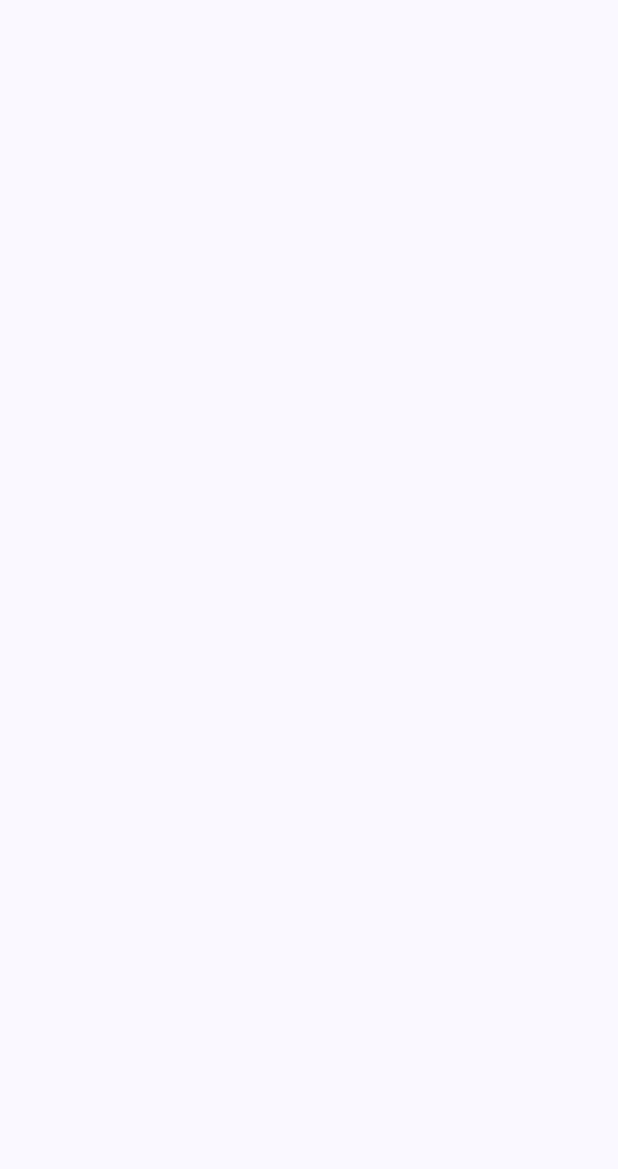
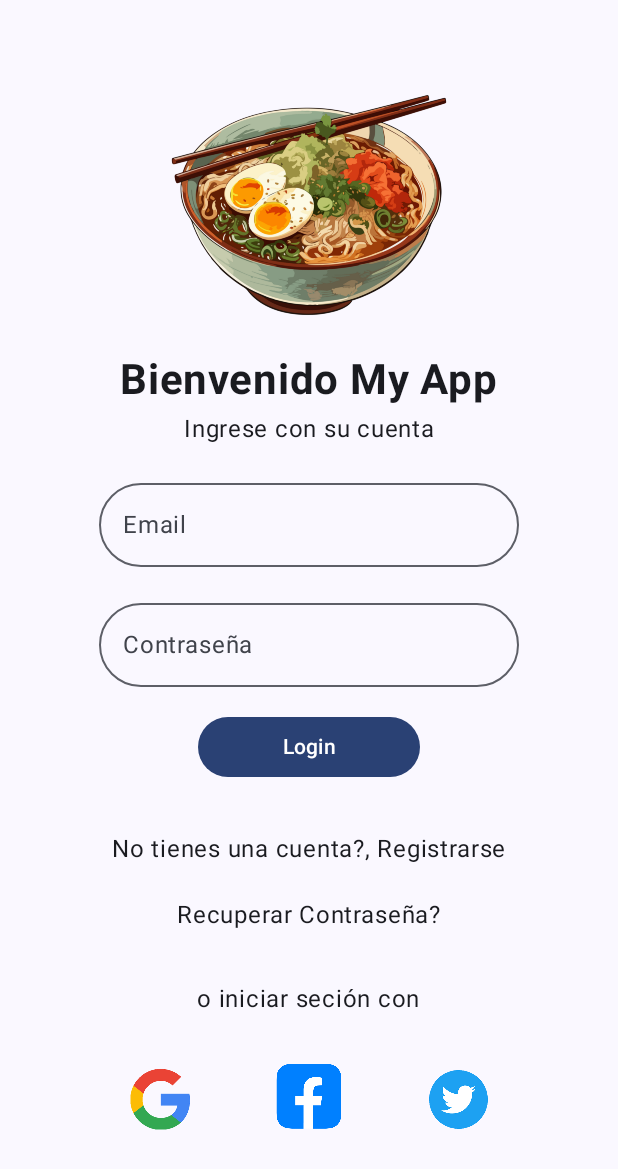
Before and after one commit to MarceloAcunaOsorio/APPSemana_4, an Android app built with Jetpack Compose: the HomeScreen_C screen opened through its navigation route, on a phone screen of 412 x 824 dp. Before the commit the part shown is empty. Shown: the top 1169 px of the screen. Run offline under Robolectric (Android 15) with nearby library versions, the phone set to English and light mode, and no system bars; our stand-ins replace Firebase (no records; nobody signed in at launch, a user with empty details on screens opened directly), livedata-compose.

Commit message:
se crea sesion de usuario

```diff
--- a/app/build.gradle.kts
+++ b/app/build.gradle.kts
@@ -1,6 +1,7 @@
 plugins {
     alias(libs.plugins.android.application)
     alias(libs.plugins.jetbrains.kotlin.android)
+    alias(libs.plugins.google.gms.google.services)
 }
 
 android {
@@ -63,6 +64,8 @@ dependencies {
     implementation(libs.material)
     implementation(libs.androidx.activity)
     implementation(libs.androidx.constraintlayout)
+    implementation(libs.firebase.auth)
+    implementation(libs.androidx.runtime.livedata)
     testImplementation(libs.junit)
     androidTestImplementation(libs.androidx.junit)
     androidTestImplementation(libs.androidx.espresso.core)
--- a/app/src/main/java/com/marceloacuna/appsemana4/Pages/HomePage.kt
+++ b/app/src/main/java/com/marceloacuna/appsemana4/Pages/HomePage.kt
@@ -1,11 +1,44 @@
 package com.marceloacuna.appsemana4.Pages
 
+import androidx.compose.foundation.layout.Arrangement
+import androidx.compose.foundation.layout.Column
+import androidx.compose.foundation.layout.fillMaxSize
+import androidx.compose.material3.Text
+import androidx.compose.material3.TextButton
 import androidx.compose.runtime.Composable
+import androidx.compose.runtime.LaunchedEffect
+import androidx.compose.runtime.livedata.observeAsState
+import androidx.compose.ui.Alignment
 import androidx.compose.ui.Modifier
+import androidx.compose.ui.unit.sp
 import androidx.navigation.NavController
+import com.marceloacuna.appsemana4.AuthState
 import com.marceloacuna.appsemana4.AuthViewModel
+import com.marceloacuna.appsemana4.Routes
 
 
 @Composable
 fun Home (modifier: Modifier = Modifier, navController: NavController, authViewModel: AuthViewModel) {
+
+    val authState = authViewModel.authState.observeAsState()
+
+    LaunchedEffect(authState.value) {
+        when(authState.value){
+            is AuthState.Unauthenticated -> navController.navigate(Routes.Login)
+            else -> Unit
+        }
+    }
+
+
+    Column (
+        modifier = modifier.fillMaxSize(),
+        verticalArrangement = Arrangement.Center,
+        horizontalAlignment = Alignment.CenterHorizontally
+    ){
+        Text(text = "Home", fontSize = 32.sp)
+
+        TextButton(onClick = {authViewModel.cerrarSesion()}) {
+            Text(text = "Cerrar Sesión")
+        }
+    }
 }
--- a/app/src/main/java/com/marceloacuna/appsemana4/Pages/LoginPage.kt
+++ b/app/src/main/java/com/marceloacuna/appsemana4/Pages/LoginPage.kt
@@ -1,5 +1,6 @@
 package com.marceloacuna.appsemana4.Pages
 
+import android.widget.Toast
 import androidx.compose.foundation.Image
 import androidx.compose.foundation.clickable
 import androidx.compose.foundation.layout.Arrangement
@@ -17,12 +18,16 @@ import androidx.compose.material3.Button
 import androidx.compose.material3.OutlinedTextField
 import androidx.compose.material3.Text
 import androidx.compose.runtime.Composable
+import androidx.compose.runtime.LaunchedEffect
 import androidx.compose.runtime.getValue
+import androidx.compose.runtime.livedata.observeAsState
 import androidx.compose.runtime.mutableStateOf
 import androidx.compose.runtime.remember
 import androidx.compose.runtime.setValue
 import androidx.compose.ui.Alignment
 import androidx.compose.ui.Modifier
+import androidx.compose.ui.platform.LocalContext
+
 import androidx.compose.ui.res.painterResource
 import androidx.compose.ui.text.font.FontWeight
 import androidx.compose.ui.text.input.PasswordVisualTransformation
@@ -30,6 +35,7 @@ import androidx.compose.ui.text.style.TextAlign
 import androidx.compose.ui.unit.dp
 import androidx.compose.ui.unit.sp
 import androidx.navigation.NavController
+import com.marceloacuna.appsemana4.AuthState
 import com.marceloacuna.appsemana4.AuthViewModel
 import com.marceloacuna.appsemana4.R
 import com.marceloacuna.appsemana4.Routes
@@ -46,6 +52,17 @@ fun Login(modifier: Modifier = Modifier,navController: NavController,authViewMod
         mutableStateOf("")
     }
 
+    val authState = authViewModel.authState.observeAsState()
+    val context = LocalContext.current
+
+    LaunchedEffect(authState.value) {
+        when(authState.value){
+            is AuthState.Authenticated -> navController.navigate("Home")
+            is AuthState.Error -> Toast.makeText(context,
+                (authState.value as AuthState.Error).message,Toast.LENGTH_SHORT).show()
+            else -> Unit
+        }
+    }
 
 
     Column(
@@ -86,20 +103,18 @@ fun Login(modifier: Modifier = Modifier,navController: NavController,authViewMod
 
 
         //boton Login
-        Button(onClick = {}) {
-            Text(text = "Login",
-                modifier = Modifier
-                    .height(20.dp)
-                    .width(100.dp),
-                textAlign = TextAlign.Center
-            )
+        Button(onClick = {authViewModel.login(email,password)},
+            enabled = authState.value != AuthState.Loading)
+
+        {
+            Text(text = "Login",modifier = Modifier.height(20.dp).width(100.dp),textAlign = TextAlign.Center)
         }
 
         //salto de linea
         Spacer(modifier = Modifier.height(32.dp))
 
         //registrarse
-        Text(text = "Registrarse", modifier = Modifier.clickable {
+        Text(text = "No tienes una cuenta?, Registrarse", modifier = Modifier.clickable {
             navController.navigate(Routes.Register)
         })
 
--- a/build.gradle.kts
+++ b/build.gradle.kts
@@ -2,4 +2,5 @@
 plugins {
     alias(libs.plugins.android.application) apply false
     alias(libs.plugins.jetbrains.kotlin.android) apply false
+    alias(libs.plugins.google.gms.google.services) apply false
 }
--- a/gradle/libs.versions.toml
+++ b/gradle/libs.versions.toml
@@ -12,6 +12,9 @@ appcompat = "1.7.0"
 material = "1.12.0"
 activity = "1.9.1"
 constraintlayout = "2.1.4"
+googleGmsGoogleServices = "4.4.2"
+firebaseAuth = "23.0.0"
+runtimeLivedata = "1.6.8"
 
 [libraries]
 androidx-core-ktx = { group = "androidx.core", name = "core-ktx", version.ref = "coreKtx" }
@@ -32,7 +35,10 @@ androidx-appcompat = { group = "androidx.appcompat", name = "appcompat", version
 material = { group = "com.google.android.material", name = "material", version.ref = "material" }
 androidx-activity = { group = "androidx.activity", name = "activity", version.ref = "activity" }
 androidx-constraintlayout = { group = "androidx.constraintlayout", name = "constraintlayout", version.ref = "constraintlayout" }
+firebase-auth = { group = "com.google.firebase", name = "firebase-auth", version.ref = "firebaseAuth" }
+androidx-runtime-livedata = { group = "androidx.compose.runtime", name = "runtime-livedata", version.ref = "runtimeLivedata" }
 
 [plugins]
 android-application = { id = "com.android.application", version.ref = "agp" }
 jetbrains-kotlin-android = { id = "org.jetbrains.kotlin.android", version.ref = "kotlin" }
+google-gms-google-services = { id = "com.google.gms.google-services", version.ref = "googleGmsGoogleServices" }
```
Also changed, not shown: app/src/main/java/com/marceloacuna/appsemana4/AuthViewModel.kt (+116 -0 lines), app/src/main/java/com/marceloacuna/appsemana4/Pages/RegistrarPage.kt (+39 -11 lines), 1 other file.
